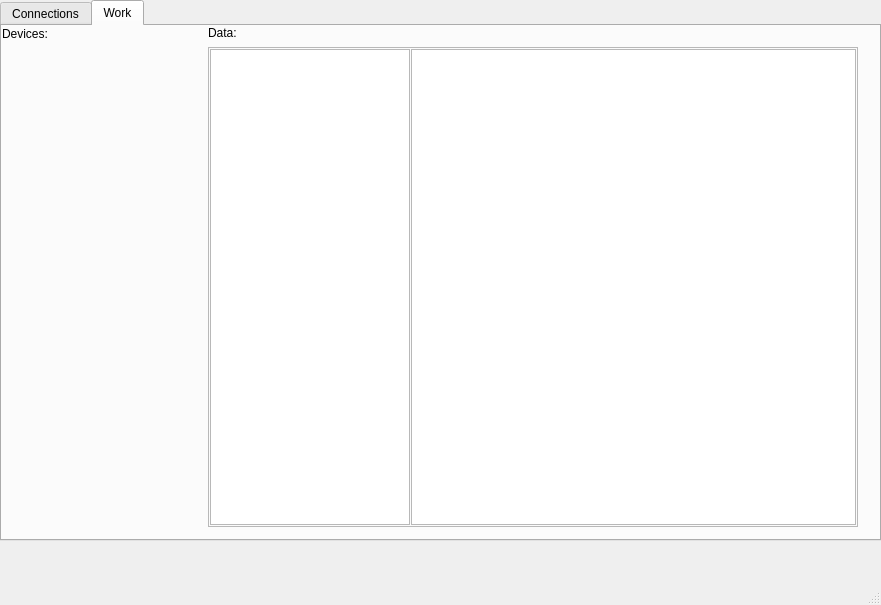
First picture: the form in mainwindow.ui, repository nghtsnw/etrodiag, before the edit.
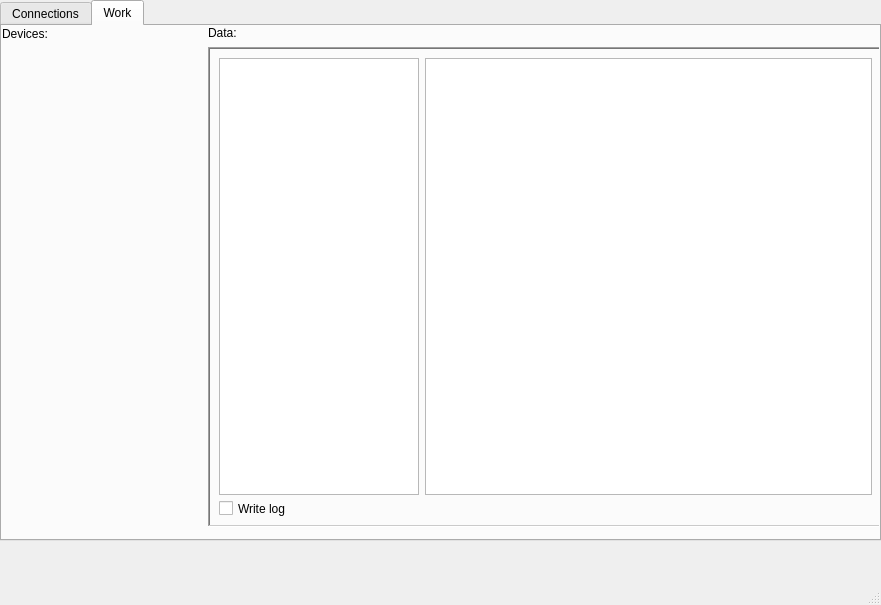
Second picture: the form after the edit.

Diff of the .ui file:
```diff
--- a/mainwindow.ui
+++ b/mainwindow.ui
@@ -91,58 +91,23 @@
        <rect>
         <x>0</x>
         <y>0</y>
-        <width>871</width>
+        <width>881</width>
         <height>501</height>
        </rect>
       </property>
       <layout class="QGridLayout" name="gridLayout">
        <property name="sizeConstraint">
-        <enum>QLayout::SetDefaultConstraint</enum>
+        <enum>QLayout::SetMinimumSize</enum>
        </property>
-       <item row="1" column="2">
-        <widget class="QFrame" name="rightFrame">
-         <property name="maximumSize">
-          <size>
-           <width>650</width>
-           <height>496</height>
-          </size>
+       <item row="1" column="0">
+        <widget class="QFrame" name="devArea">
+         <property name="sizePolicy">
+          <sizepolicy hsizetype="Preferred" vsizetype="Expanding">
+           <horstretch>0</horstretch>
+           <verstretch>0</verstretch>
+          </sizepolicy>
          </property>
-         <property name="frameShape">
-          <enum>QFrame::StyledPanel</enum>
-         </property>
-         <property name="frameShadow">
-          <enum>QFrame::Sunken</enum>
-         </property>
-         <layout class="QHBoxLayout" name="horizontalLayout">
-          <property name="spacing">
-           <number>1</number>
-          </property>
-          <property name="leftMargin">
-           <number>1</number>
-          </property>
-          <property name="topMargin">
-           <number>1</number>
-          </property>
-          <property name="rightMargin">
-           <number>1</number>
-          </property>
-          <property name="bottomMargin">
-           <number>1</number>
-          </property>
-          <item>
-           <widget class="QTreeView" name="valueArea">
-            <property name="maximumSize">
-             <size>
-              <width>200</width>
-              <height>16777215</height>
-             </size>
-            </property>
-           </widget>
-          </item>
-          <item>
-           <widget class="QPlainTextEdit" name="logArea"/>
-          </item>
-         </layout>
+         <layout class="QVBoxLayout" name="devAreaLay"/>
         </widget>
        </item>
        <item row="0" column="0">
@@ -164,7 +129,7 @@
          </property>
         </widget>
        </item>
-       <item row="0" column="2">
+       <item row="0" column="1">
         <widget class="QLabel" name="label_2">
          <property name="sizePolicy">
           <sizepolicy hsizetype="Expanding" vsizetype="Fixed">
@@ -177,9 +142,67 @@
          </property>
         </widget>
        </item>
-       <item row="1" column="0">
-        <widget class="QFrame" name="devArea">
-         <layout class="QVBoxLayout" name="devAreaLay"/>
+       <item row="1" column="1">
+        <widget class="QFrame" name="rightFrame">
+         <property name="sizePolicy">
+          <sizepolicy hsizetype="Expanding" vsizetype="Preferred">
+           <horstretch>0</horstretch>
+           <verstretch>0</verstretch>
+          </sizepolicy>
+         </property>
+         <property name="frameShape">
+          <enum>QFrame::WinPanel</enum>
+         </property>
+         <property name="frameShadow">
+          <enum>QFrame::Sunken</enum>
+         </property>
+         <layout class="QGridLayout" name="gridLayout_2">
+          <item row="0" column="0">
+           <widget class="QTreeView" name="valueArea">
+            <property name="sizePolicy">
+             <sizepolicy hsizetype="Expanding" vsizetype="Preferred">
+              <horstretch>0</horstretch>
+              <verstretch>0</verstretch>
+             </sizepolicy>
+            </property>
+            <property name="maximumSize">
+             <size>
+              <width>200</width>
+              <height>16777215</height>
+             </size>
+            </property>
+           </widget>
+          </item>
+          <item row="1" column="0">
+           <widget class="QCheckBox" name="writeLogCheckBox">
+            <property name="sizePolicy">
+             <sizepolicy hsizetype="Minimum" vsizetype="Minimum">
+              <horstretch>0</horstretch>
+              <verstretch>0</verstretch>
+             </sizepolicy>
+            </property>
+            <property name="maximumSize">
+             <size>
+              <width>16777215</width>
+              <height>15</height>
+             </size>
+            </property>
+            <property name="text">
+             <string>Write log</string>
+            </property>
+           </widget>
+          </item>
+          <item row="0" column="1">
+           <widget class="QPlainTextEdit" name="logArea">
+            <property name="sizePolicy">
+             <sizepolicy hsizetype="Expanding" vsizetype="Preferred">
+              <horstretch>0</horstretch>
+              <verstretch>0</verstretch>
+             </sizepolicy>
+            </property>
+           </widget>
+          </item>
+         </layout>
         </widget>
        </item>
       </layout>
```
